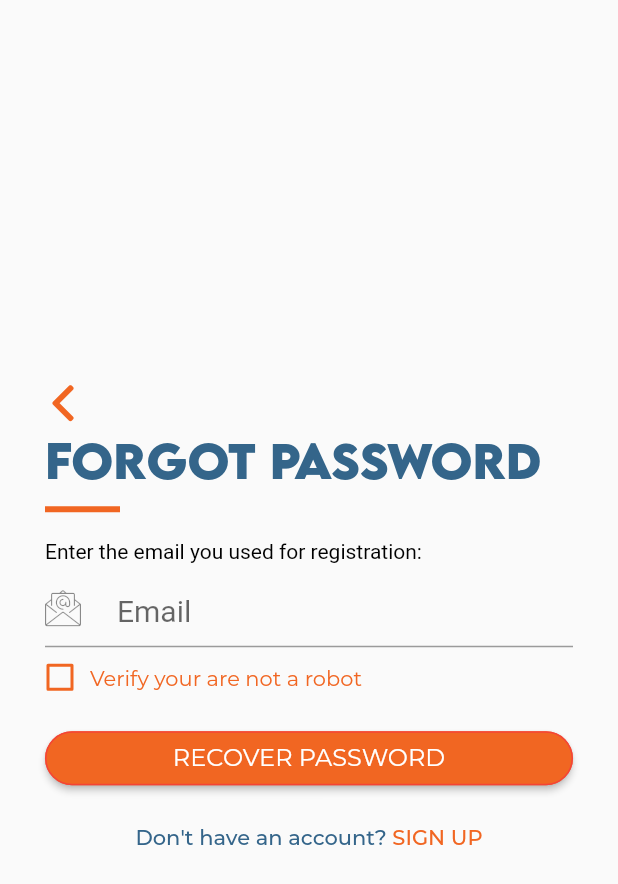
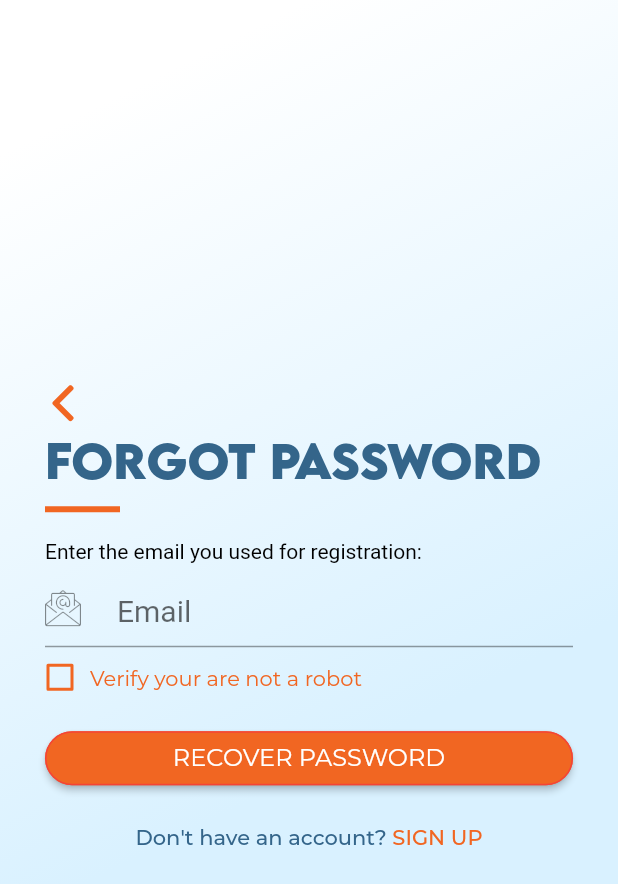
Before and after one commit to dxferraz/humane, a Flutter app: the ForgotPassword screen opened directly, on a phone screen of 412 x 824 dp. Shown: the top 884 px of the screen. Run offline on Flutter 3.47's test engine with Material 2 defaults, Android fonts, the phone set to English and light mode, and no system bars; our stand-ins replace bloc, dartz, data_connection_checker, equatable, flare_flutter, flutter_bloc and 7 more; Roboto replaces fonts that are missing (Montserrat-light); project files that could hold a hidden picture were left out.

Commit message:
Log in fishised

```diff
--- a/client/lib/features/authentication/presentation/pages/forgotPassword.dart
+++ b/client/lib/features/authentication/presentation/pages/forgotPassword.dart
@@ -1,5 +1,6 @@
 import 'package:flutter/gestures.dart';
 import 'package:flutter/material.dart' hide Title;
+import 'package:humane/core/components/Background.dart';
 import 'package:humane/core/components/InputField.dart';
 import 'package:humane/core/components/Line.dart';
 import 'package:humane/core/components/Title.dart';
@@ -21,7 +22,8 @@ class ForgotPasswordState extends State<ForgotPassword> {
   @override
   Widget build(BuildContext context) {
     return Scaffold(
-      body: SafeArea(
+      body: Background(
+        child: SafeArea(
           child: Stack(
             children: <Widget>[
               Container(
@@ -118,6 +120,7 @@ class ForgotPasswordState extends State<ForgotPassword> {
             ],
           ),
         ),
+      ),
     );
   }
 }
```
Lines whose indentation alone changed are shown as unchanged.
